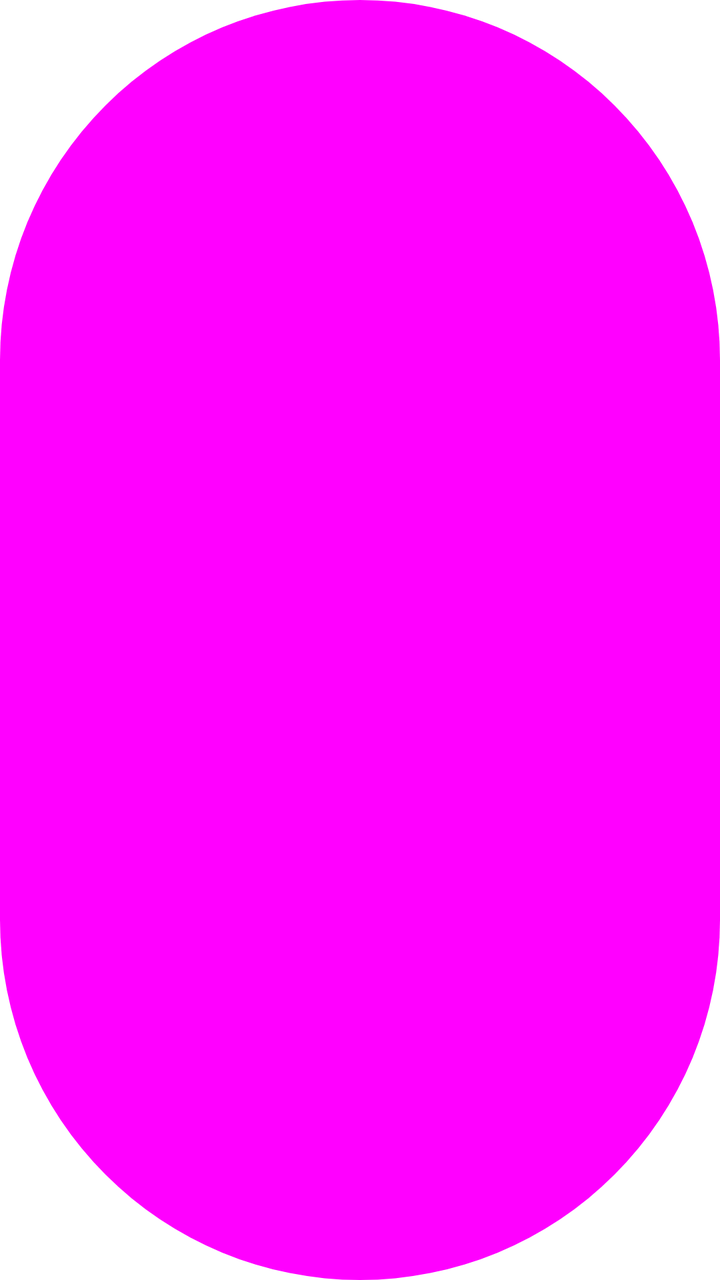
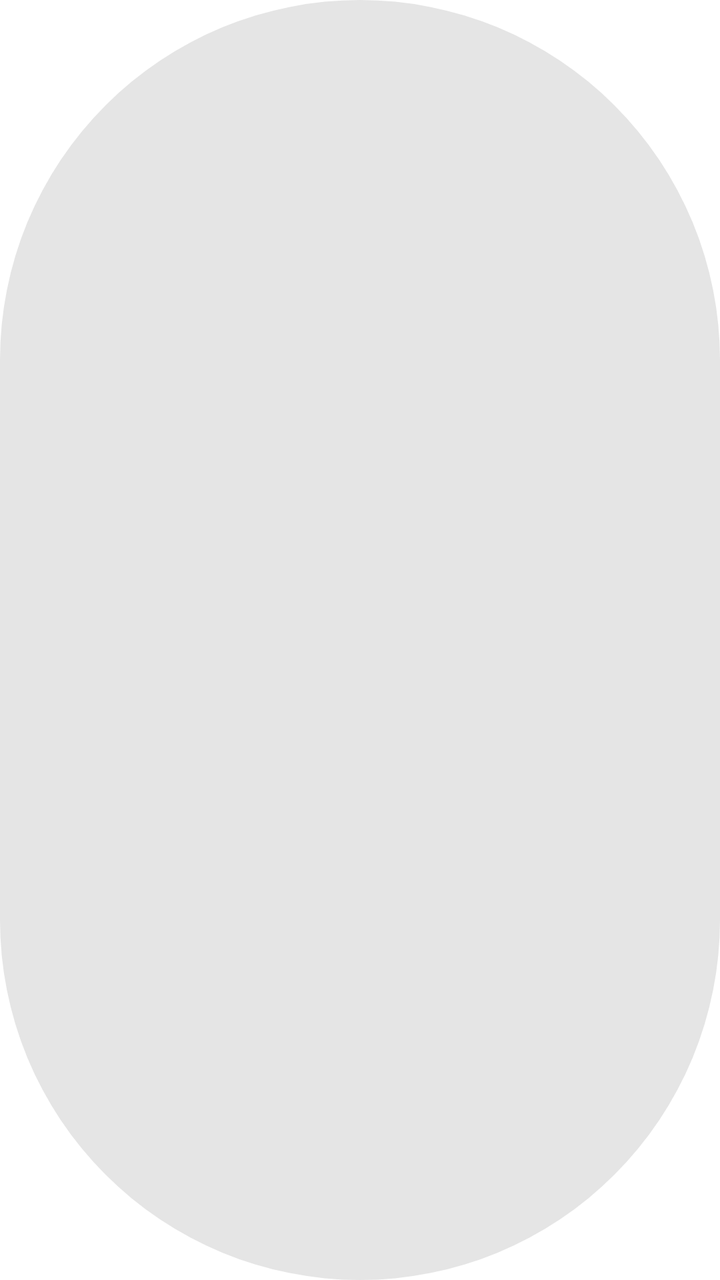

Two renders of the same Android screen: before a commit and after it. Below are the layout's source before the change and the commit's diff.
<!-- AndroidManifest.xml: application theme AppTheme -->
<!-- res/layout/item_filter.xml -->
<?xml version="1.0" encoding="utf-8"?>
<com.google.android.material.chip.Chip xmlns:android="http://schemas.android.com/apk/res/android"
    xmlns:app="http://schemas.android.com/apk/res-auto"
    android:id="@+id/chipFilter"
    android:layout_width="wrap_content"
    android:layout_height="wrap_content"
    android:layout_marginEnd="8dp"
    android:minHeight="36dp"
    android:paddingStart="12dp"
    android:paddingEnd="12dp"
    android:gravity="center"
    android:textColor="@drawable/chip_text_selector"
    app:checkable="false"
    app:chipBackgroundColor="@drawable/chip_bg_selector"
    app:chipTextColor="@drawable/chip_text_selector"
    app:chipStrokeWidth="0dp"
    app:checkedIconVisible="false"
    app:ensureMinTouchTargetSize="false" />
<!-- resources referenced by this layout -->
<resources>
  <!-- drawable chip_bg_selector (drawable) -->
  <?xml version="1.0" encoding="utf-8"?>
  <selector xmlns:android="http://schemas.android.com/apk/res/android">
      <item android:state_checked="true">
          <color>#E8DEF8</color>
      </item>
      <item>
          <color>#F0F0F0</color>
      </item>
  </selector>
  <!-- drawable chip_text_selector (drawable) -->
  <?xml version="1.0" encoding="utf-8"?>
  <selector xmlns:android="http://schemas.android.com/apk/res/android">
      <item android:state_checked="true">
          <color>#FFFFFF</color>
      </item>
      <item>
          <color>#000000</color>
      </item>
  </selector>
  <style name="AppTheme" parent="Theme.MaterialComponents.Light.NoActionBar">
          <item name="colorPrimary">@color/primary</item>
          <item name="colorPrimaryVariant">@color/primary_dark</item>
          <item name="colorOnPrimary">@color/white</item>
          <item name="colorSecondary">@color/accent</item>
          <item name="android:statusBarColor">@color/primary_dark</item>
      </style>
  <color name="primary">#6200EE</color>
  <color name="primary_dark">#3700B3</color>
  <color name="white">#FFFFFF</color>
  <color name="accent">#03DAC5</color>
</resources>

<!-- the commit's change to res/layout/item_filter.xml (unified diff, before → after) -->
@@ -5,14 +5,12 @@
     android:layout_width="wrap_content"
     android:layout_height="wrap_content"
     android:layout_marginEnd="8dp"
+    android:checkable="false"
     android:minHeight="36dp"
     android:paddingStart="12dp"
     android:paddingEnd="12dp"
     android:gravity="center"
     android:textColor="@drawable/chip_text_selector"
-    app:checkable="false"
-    app:chipBackgroundColor="@drawable/chip_bg_selector"
-    app:chipTextColor="@drawable/chip_text_selector"
     app:chipStrokeWidth="0dp"
     app:checkedIconVisible="false"
     app:ensureMinTouchTargetSize="false" />
<!-- resource entries referenced after the edit -->
@@ -1,15 +1,5 @@
 <!-- resources referenced by this layout -->
 <resources>
-  <!-- drawable chip_bg_selector (drawable) -->
-  <?xml version="1.0" encoding="utf-8"?>
-  <selector xmlns:android="http://schemas.android.com/apk/res/android">
-      <item android:state_checked="true">
-          <color>#E8DEF8</color>
-      </item>
-      <item>
-          <color>#F0F0F0</color>
-      </item>
-  </selector>
   <!-- drawable chip_text_selector (drawable) -->
   <?xml version="1.0" encoding="utf-8"?>
   <selector xmlns:android="http://schemas.android.com/apk/res/android">
